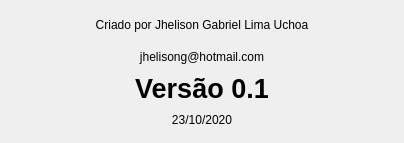
jhelison/impressao-etiquetas, file src/ui/About.ui: the form before one commit.
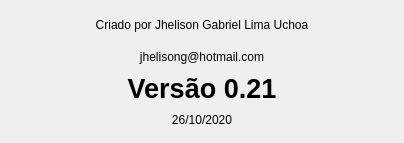
The form after the commit.

The edit to the form file:
```diff
--- a/src/ui/About.ui
+++ b/src/ui/About.ui
@@ -56,7 +56,7 @@
       </font>
      </property>
      <property name="text">
-      <string>Versão 0.1</string>
+      <string>Versão 0.21</string>
      </property>
      <property name="alignment">
       <set>Qt::AlignCenter</set>
@@ -78,7 +78,7 @@
       </size>
      </property>
      <property name="text">
-      <string>23/10/2020</string>
+      <string>26/10/2020</string>
      </property>
      <property name="alignment">
       <set>Qt::AlignCenter</set>
```
